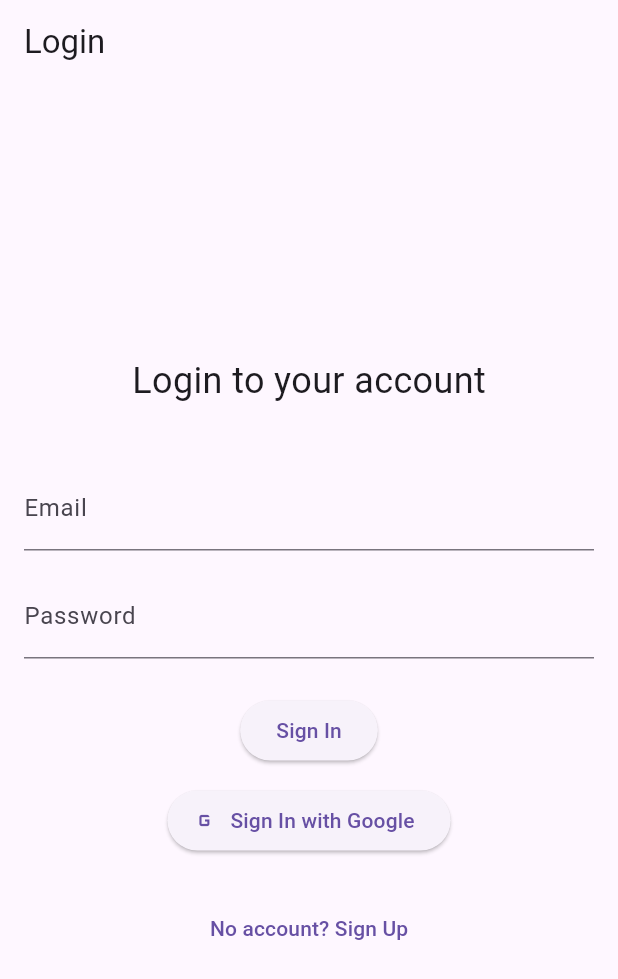
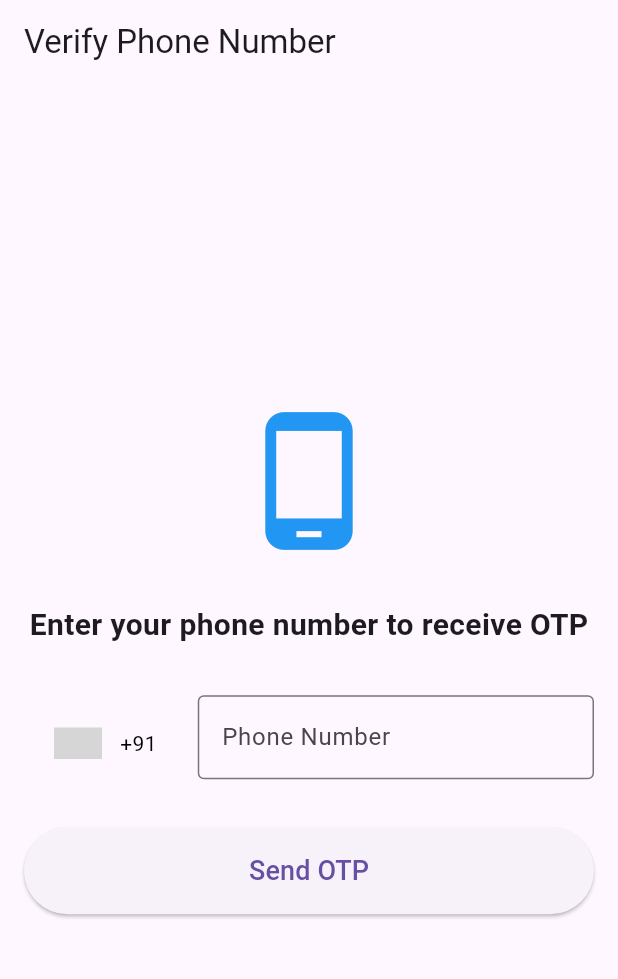
Before and after one commit to AbhayRaj481/DriverRiderApp, a Flutter app: the screen it shows after launch, on a phone screen of 412 x 824 dp. Shown: the top 979 px of the screen. Run offline on Flutter 3.47's test engine with Material 3 defaults, Android fonts, the light colour scheme and no system bars; drawn by our look-alikes of intl_phone_number_input; our stand-ins replace cloud_firestore, equatable, firebase_auth, firebase_core, firebase_database, flutter_bloc and 7 more; accounts and stored records are empty; grey boxes are pictures that could not be loaded.

Commit message:
Auth screen created MobileNumberScreen. OtpVerifyScree.

```diff
--- /dev/null
+++ b/devtools_options.yaml
@@ -0,0 +1,3 @@
+description: This file stores settings for Dart & Flutter DevTools.
+documentation: https://docs.flutter.dev/tools/devtools/extensions#configure-extension-enablement-states
+extensions:
--- a/lib/blocs/auth/auth_event.dart
+++ b/lib/blocs/auth/auth_event.dart
@@ -33,3 +33,22 @@ class AppSignOutRequested extends AuthEvent {
   @override
   List<Object?> get props => [];
 }
+
+class PhoneNumberSubmitted extends AuthEvent {
+  final String phoneNumber;
+
+  const PhoneNumberSubmitted({required this.phoneNumber});
+
+  @override
+  List<Object?> get props => [phoneNumber];
+}
+
+class OTPSubmitted extends AuthEvent {
+  final String verificationId;
+  final String otpCode;
+
+  const OTPSubmitted({required this.verificationId, required this.otpCode});
+
+  @override
+  List<Object?> get props => [verificationId, otpCode];
+}
--- a/lib/blocs/auth/auth_state.dart
+++ b/lib/blocs/auth/auth_state.dart
@@ -37,3 +37,21 @@ class AuthError extends AuthState {
   @override
   List<Object?> get props => [message];
 }
+
+class PhoneVerificationSent extends AuthState {
+  final String verificationId;
+
+  const PhoneVerificationSent({required this.verificationId});
+
+  @override
+  List<Object?> get props => [verificationId];
+}
+
+class PhoneAuthError extends AuthState {
+  final String message;
+
+  const PhoneAuthError(this.message);
+
+  @override
+  List<Object?> get props => [message];
+}
--- a/lib/core/route/router.dart
+++ b/lib/core/route/router.dart
@@ -19,6 +19,14 @@ class AppRouter {
         path: RoutesName.signup,
         builder: (context, state) => const SignupScreen(),
       ),
+      GoRoute(
+        path: RoutesName.phoneNumber,
+        builder: (context, state) => const PhoneNumberScreen(),
+      ),
+      GoRoute(
+        path: RoutesName.otp,
+        builder: (context, state) => OTPVerificationScreen(verificationId: '${state.extra}',),
+      ),
     ],
   );
 }
--- a/lib/core/route/routes_name.dart
+++ b/lib/core/route/routes_name.dart
@@ -6,4 +6,6 @@ class RoutesName {
   static const String login = "/login";
   static const String home = "/home";
   static const String signup = "/signup";
+  static const String phoneNumber = "/phoneNumber";
+  static const String otp = "/otp";
 }
--- /dev/null
+++ b/lib/screens/auth/phone_number_screen.dart
@@ -0,0 +1,132 @@
+part of '../screen_lib.dart';
+
+
+class PhoneNumberState {
+  String? _countryCode = "+91";
+  String? _phoneNumber;
+
+  String? get countryCode =>_countryCode;
+  String? get phoneNumber => _phoneNumber;
+
+  set setCountryCode(String? value){
+    _countryCode = value;
+  }
+
+  set setPhoneNumber(String? value){
+    _phoneNumber = value;
+  }
+}
+
+class PhoneNumberScreen extends StatefulWidget {
+  const PhoneNumberScreen({super.key});
+
+  @override
+  State<PhoneNumberScreen> createState() => _PhoneNumberScreenState();
+}
+
+class _PhoneNumberScreenState extends State<PhoneNumberScreen> {
+  final PhoneNumberState phoneNumberState = PhoneNumberState();
+  final TextEditingController _controller = TextEditingController();
+
+  @override
+  void dispose() {
+    _controller.dispose();
+    super.dispose();
+  }
+
+  @override
+  Widget build(BuildContext context) {
+    return Scaffold(
+      appBar: AppBar(title: const Text('Verify Phone Number')),
+      body: BlocConsumer<AuthBloc, AuthState>(
+        listener: (context, state) {
+          if (state is PhoneVerificationSent) {
+
+            context.push(RoutesName.otp,extra: state.verificationId);
+          } else if (state is AuthAuthenticated) {
+            Navigator.popUntil(context, (route) => route.isFirst);
+            ScaffoldMessenger.of(context).showSnackBar(
+              const SnackBar(content: Text('Phone verified successfully!')),
+            );
+          } else if (state is PhoneAuthError) {
+            ScaffoldMessenger.of(
+              context,
+            ).showSnackBar(SnackBar(content: Text(state.message)));
+          }
+        },
+        builder: (context, state) {
+          final isLoading = state is AuthLoading;
+          return Padding(
+            padding: const EdgeInsets.all(16.0),
+            child: Column(
+              mainAxisAlignment: MainAxisAlignment.center,
+              children: [
+                const Icon(Icons.phone_android, size: 100, color: Colors.blue),
+                const SizedBox(height: 32),
+                const Text(
+                  'Enter your phone number to receive OTP',
+                  style: TextStyle(fontSize: 20, fontWeight: FontWeight.bold),
+                ),
+                const SizedBox(height: 32),
+                InternationalPhoneNumberInput(
+                  onInputChanged: (PhoneNumber number) {
+                    phoneNumberState.setPhoneNumber = number.phoneNumber;
+                    phoneNumberState.setCountryCode = number.dialCode;
+                  },
+                  onInputValidated: (bool value) {},
+                  selectorConfig: const SelectorConfig(
+                    selectorType: PhoneInputSelectorType.BOTTOM_SHEET,
+                  ),
+                  ignoreBlank: false,
+                  autoValidateMode: AutovalidateMode.disabled,
+                  selectorTextStyle: const TextStyle(color: Colors.black),
+                  initialValue: PhoneNumber(isoCode: 'IN'),
+                  textFieldController: _controller,
+                  inputDecoration: const InputDecoration(
+                    labelText: 'Phone Number',
+                    border: OutlineInputBorder(),
+                  ),
+                ),
+                const SizedBox(height: 32),
+                SizedBox(
+                  width: double.infinity,
+                  child: ElevatedButton(
+                    onPressed: isLoading
+                        ? null
+                        : () {
+                            final phoneNumber = _controller.text;
+                            print(">>>_ phoneNumberState -> ${phoneNumberState.phoneNumber}");
+                            if (phoneNumber.isNotEmpty) {
+                              context.read<AuthBloc>().add(
+                                PhoneNumberSubmitted(phoneNumber: "${phoneNumberState.phoneNumber}"),
+                              );
+                            }
+                          },
+                    style: ElevatedButton.styleFrom(
+                      padding: const EdgeInsets.symmetric(vertical: 16),
+                    ),
+                    child: isLoading
+                        ? const SizedBox(
+                            height: 20,
+                            width: 20,
+                            child: CircularProgressIndicator(
+                              strokeWidth: 2,
+                              valueColor: AlwaysStoppedAnimation<Color>(
+                                Colors.white,
+                              ),
+                            ),
+                          )
+                        : const Text(
+                            'Send OTP',
+                            style: TextStyle(fontSize: 18),
+                          ),
+                  ),
+                ),
+              ],
+            ),
+          );
+        },
+      ),
+    );
+  }
+}
--- a/lib/screens/login/login_screen.dart
+++ b/lib/screens/login/login_screen.dart
@@ -70,7 +70,7 @@ class LoginScreen extends StatelessWidget {
                             const SizedBox(height: 24),
                             TextButton(
                               onPressed: () =>
-                                  context.go(RoutesName.home),
+                                  context.go(RoutesName.signup),
                               child: const Text('No account? Sign Up'),
                             ),
                           ],
--- a/lib/screens/screen_lib.dart
+++ b/lib/screens/screen_lib.dart
@@ -7,6 +7,8 @@ import 'package:flutter/material.dart';
 import 'package:flutter_bloc/flutter_bloc.dart';
 import 'package:go_router/go_router.dart';
 import 'package:driving_mobile_app/blocs/bloc_lib.dart';
+import 'package:intl_phone_number_input/intl_phone_number_input.dart';
+import 'package:pinput/pinput.dart';
 // Declare part below
 part './splash/splash_screen.dart';
 part './home/home_screen.dart';
@@ -14,3 +16,6 @@ part './login/login_screen.dart';
 part './register/signup_screen.dart';
 part './navigation_map/driver_navigation_map_screen.dart';
 part 'app_bloc_connector.dart';
+
+part 'auth/otp_verification_screen.dart';
+part 'auth/phone_number_screen.dart';
--- a/lib/screens/splash/splash_screen.dart
+++ b/lib/screens/splash/splash_screen.dart
@@ -9,9 +9,9 @@ class SplashScreen extends StatelessWidget {
     return BlocListener<AuthBloc, AuthState>(
       listener: (context, state) {
         if (state is AuthAuthenticated) {
-          context.goNamed(RoutesName.home);
+          context.go(RoutesName.home);
         } else if (state is AuthUnauthenticated || state is AuthError) {
-          context.replace(RoutesName.login);
+          context.replace(RoutesName.phoneNumber);
         }
       },
       child: const Scaffold(
```
Also changed, not shown: lib/blocs/auth/auth_bloc.dart (+58 -0 lines), lib/core/singletons/in_app_purchase_tracker.dart (+11 -5 lines), lib/repositories/auth/auth_repository.dart (+14 -0 lines), lib/repositories/auth/auth_repository_impl.dart (+39 -1 lines), lib/screens/auth/otp_verification_screen.dart (added, +59 -0 lines), pubspec.yaml (+7 -4 lines), firebase.json, lib/firebase_options.dart, pubspec.lock, 10 other files.
